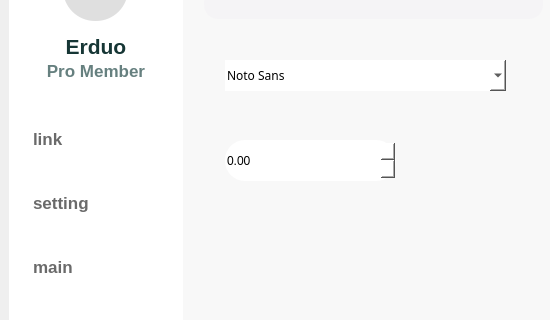
dfdy-yyc/RollCaller, file setting.ui: the form before one commit; both pictures show x 0 to 550 and y 87 to 407 of the 899 by 620 pixel window.
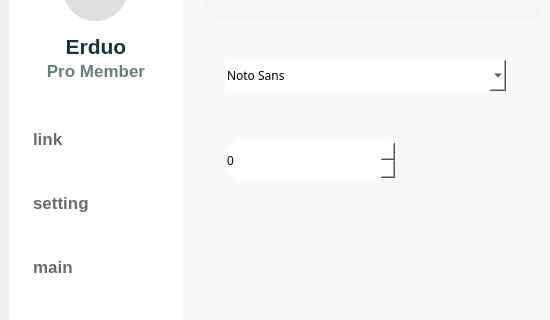
The form after the commit. Icons and pictures are not drawn.

The edit to the form file:
```diff
--- a/setting.ui
+++ b/setting.ui
@@ -560,7 +560,7 @@
                  </font>
                 </property>
                </widget>
-               <widget class="QDoubleSpinBox" name="doubleSpinBox">
+               <widget class="QSpinBox" name="spinBox">
                 <property name="geometry">
                  <rect>
                   <x>30</x>
@@ -570,14 +570,14 @@
                  </rect>
                 </property>
                 <property name="styleSheet">
-                 <string notr="true">QDoubleSpinBox#doubleSpinBox{
+                 <string notr="true">QSpinBox#spinBox{
 	background-color: white;
 	border-radius:20px;
 	color: rgb(0, 0, 0);
 }</string>
                 </property>
                 <property name="maximum">
-                 <double>100000.000000000000000</double>
+                 <number>20000</number>
                 </property>
                </widget>
               </widget>
```
Left out of the diff: 2 changed lines with no effect on the pictures.
